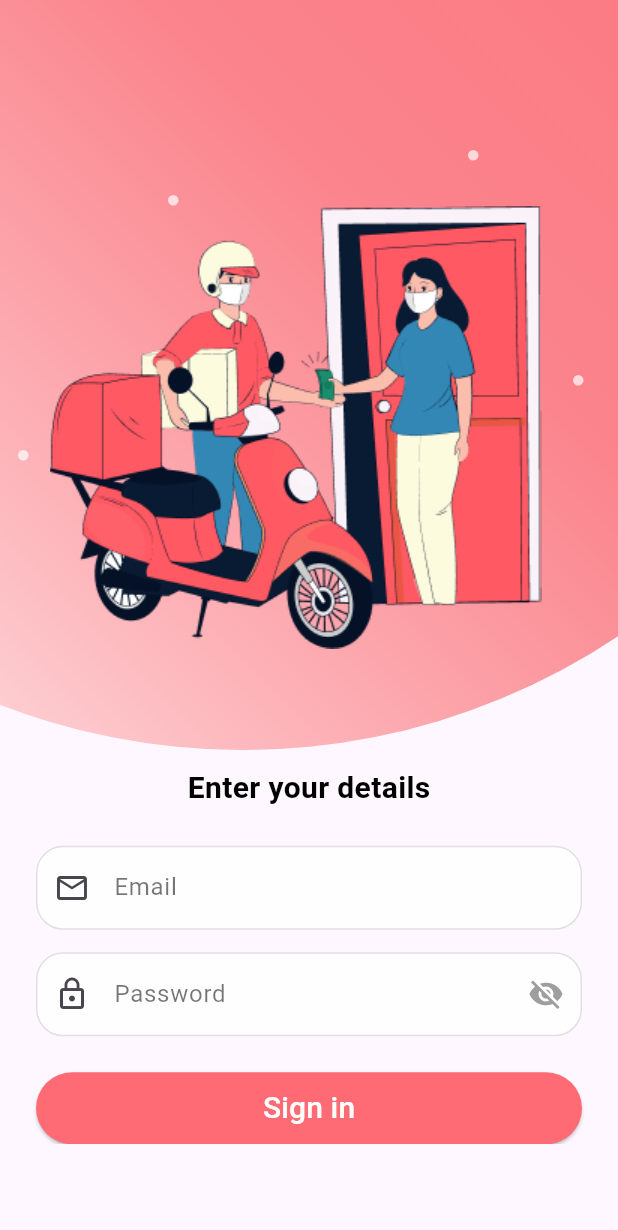
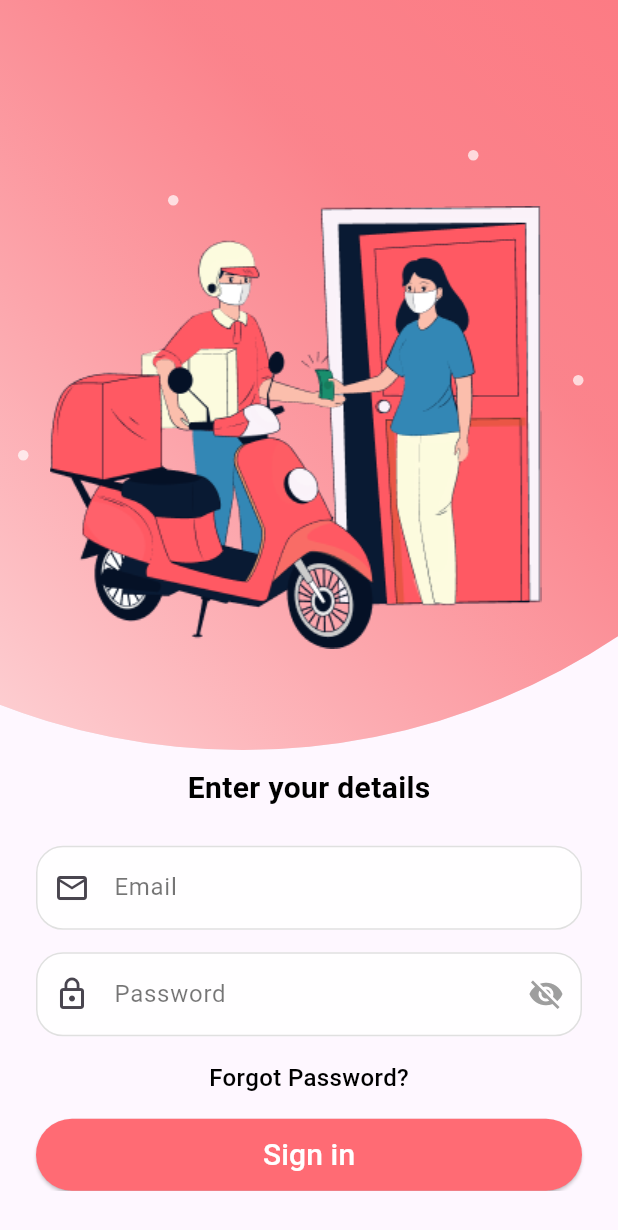
Before and after one commit to hamzanaxeed/Zestup-Rider, a Flutter app: the screen it shows after launch, on a phone screen of 412 x 824 dp. Shown: the top 1230 px of the screen. Run offline on Flutter 3.47's test engine with Material 3 defaults, Android fonts, the phone set to English and light mode, and no system bars; our stand-ins replace flutter_easyloading, shared_preferences.

Commit message:
forget button added

```diff
--- a/lib/main.dart
+++ b/lib/main.dart
@@ -1,5 +1,5 @@
 import 'package:flutter/material.dart';
-import 'views/login_Screen.dart';
+import 'views/Authentication_Screen/login_Screen.dart';
 
 void main() {
   runApp(const MyApp());
--- a/lib/views/login_Screen.dart
+++ b/lib/views/Authentication_Screen/login_Screen.dart
@@ -1,8 +1,8 @@
 import 'package:flutter/material.dart';
-import '../helpers/Colors.dart';
-import '../controllers/auth_Controller.dart';
-import '../helpers/snackbar.dart';
-import '../views/home_Screen.dart';
+import '../../helpers/Colors.dart';
+import '../../controllers/auth_Controller.dart';
+import '../../helpers/snackbar.dart';
+import '../home_Screen.dart';
 import 'package:flutter_easyloading/flutter_easyloading.dart';
 
 class LoginScreen extends StatefulWidget {
@@ -216,7 +216,16 @@ class _LoginScreenState extends State<LoginScreen> {
                         ),
                       ),
 
-                      SizedBox(height: 24,),
+                      SizedBox(height: 16,),
+
+                      Text('Forgot Password?',
+                        style: TextStyle(
+                          color: Colors.black,
+                          fontSize: 16,
+                          fontWeight: FontWeight.w500,
+                        ),
+                      ),
+                      SizedBox(height: 16,),
 
                       ElevatedButton(
                         onPressed: () async {
```
Also changed, not shown: lib/views/Authentication_Screen/forget_Password_EmailScreen.dart (added), lib/views/Authentication_Screen/forget_Password_Newpassword.dart (added), lib/views/Authentication_Screen/forget_Password_OTP_Screen.dart (added).
